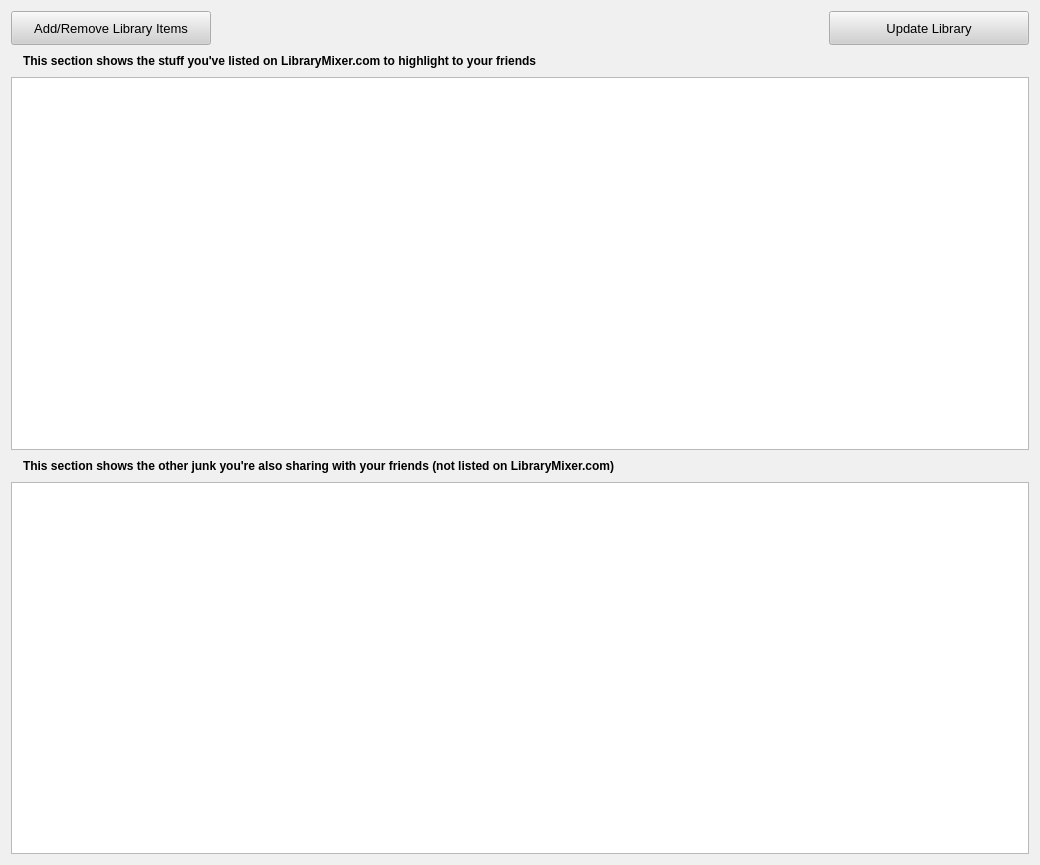
rebeccaskinner/The-Mixologist, file MixologistGui/gui/LibraryDialog.ui: the form before one commit.
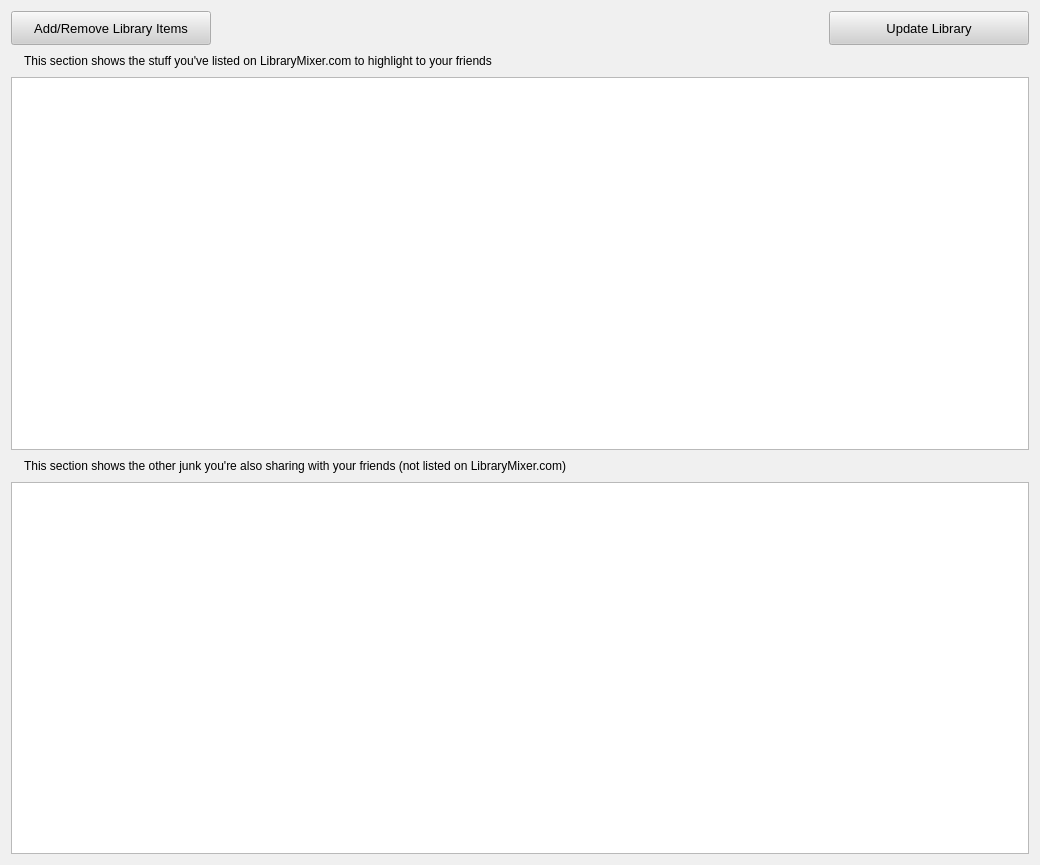
The form after the commit. Icons and pictures are not drawn.

Patch:
```diff
--- a/MixologistGui/gui/LibraryDialog.ui
+++ b/MixologistGui/gui/LibraryDialog.ui
@@ -485,12 +485,6 @@
     </disabled>
    </palette>
   </property>
-  <property name="font">
-   <font>
-    <family>Arial</family>
-    <pointsize>8</pointsize>
-   </font>
-  </property>
   <property name="contextMenuPolicy">
    <enum>Qt::NoContextMenu</enum>
   </property>
@@ -606,13 +600,6 @@
        </item>
        <item>
         <widget class="QLabel" name="libraryListLabel">
-         <property name="font">
-          <font>
-           <pointsize>9</pointsize>
-           <weight>75</weight>
-           <bold>true</bold>
-          </font>
-         </property>
          <property name="text">
           <string>This section shows the stuff you've listed on LibraryMixer.com to highlight to your friends</string>
          </property>
@@ -676,13 +663,6 @@
        </item>
        <item>
         <widget class="QLabel" name="offLMListLabel">
-         <property name="font">
-          <font>
-           <pointsize>9</pointsize>
-           <weight>75</weight>
-           <bold>true</bold>
-          </font>
-         </property>
          <property name="text">
           <string>This section shows the other junk you're also sharing with your friends (not listed on LibraryMixer.com)</string>
          </property>
```
